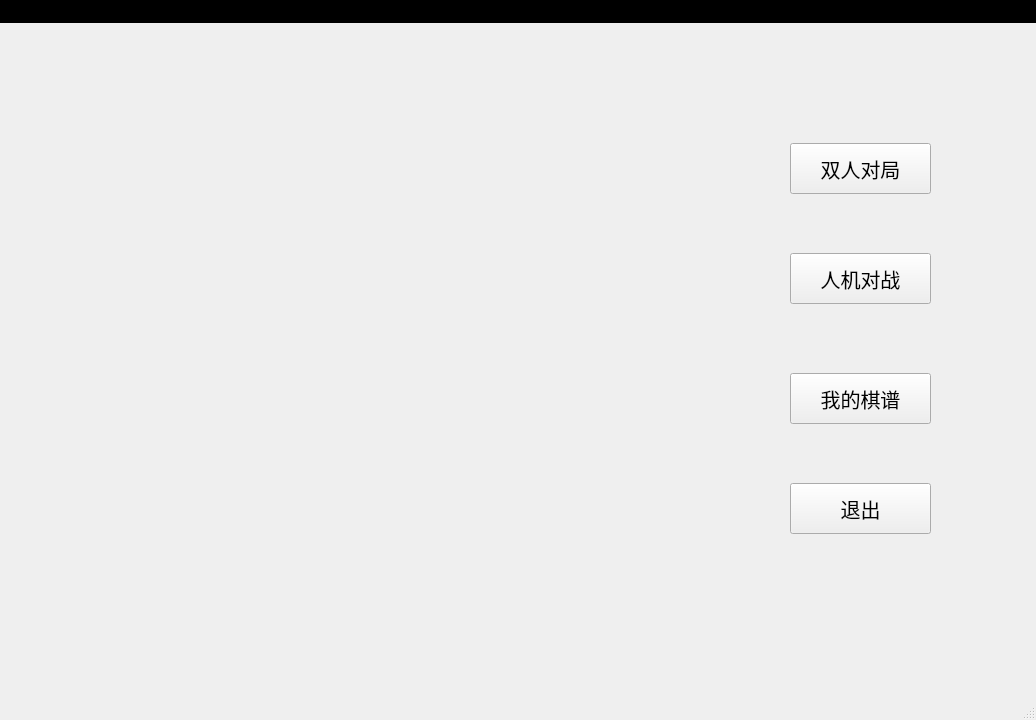
Before: the Qt Designer form mainwindow.ui in huang-tianze/Gomoku, drawn with Qt 5.
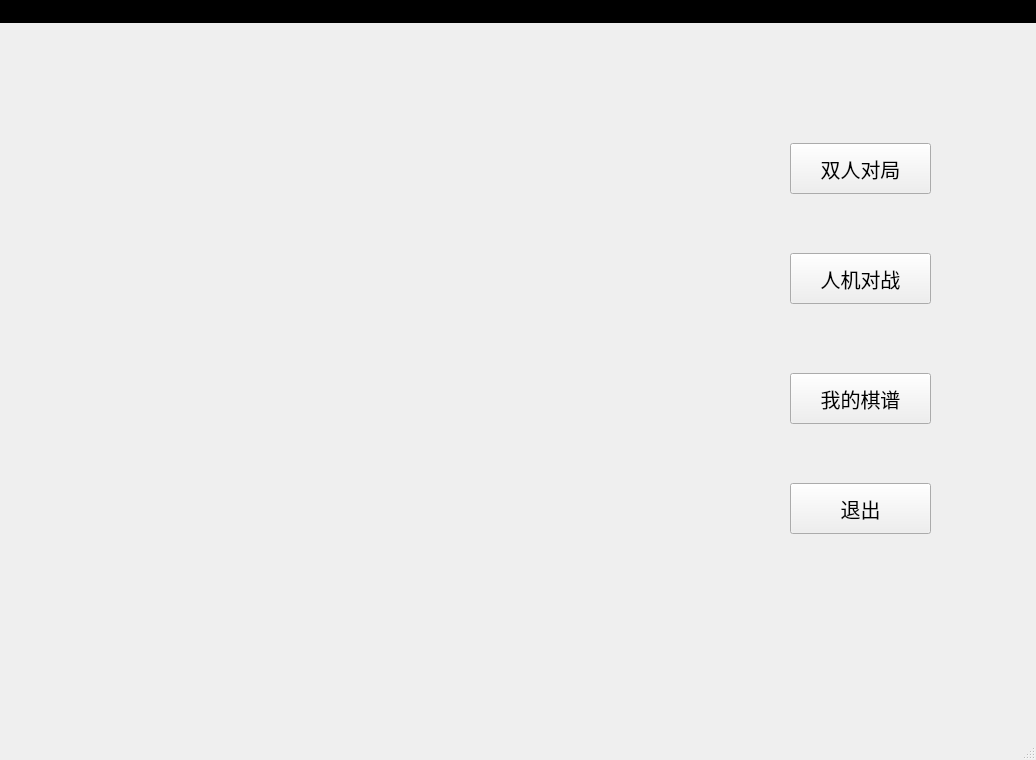
After: the same form once the commit is applied. Icons and pictures are not drawn.

The edit to the form file:
```diff
--- a/mainwindow.ui
+++ b/mainwindow.ui
@@ -7,13 +7,13 @@
     <x>0</x>
     <y>0</y>
     <width>1036</width>
-    <height>720</height>
+    <height>760</height>
    </rect>
   </property>
   <property name="maximumSize">
    <size>
     <width>1036</width>
-    <height>720</height>
+    <height>760</height>
    </size>
   </property>
   <property name="windowTitle">
@@ -23,6 +23,12 @@
    <string notr="true"/>
   </property>
   <widget class="QWidget" name="centralwidget">
+   <property name="maximumSize">
+    <size>
+     <width>1036</width>
+     <height>721</height>
+    </size>
+   </property>
    <property name="styleSheet">
     <string notr="true">background-image: url(:/pic/Main.png);</string>
    </property>
```
Left out of the diff: 21 changed lines with no effect on the pictures.
